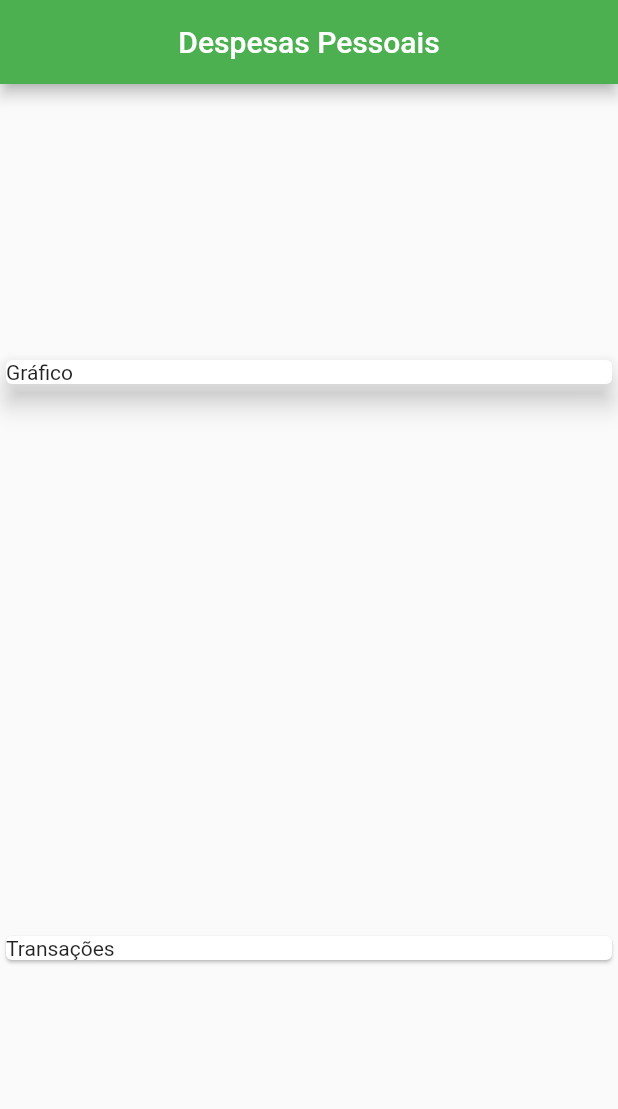
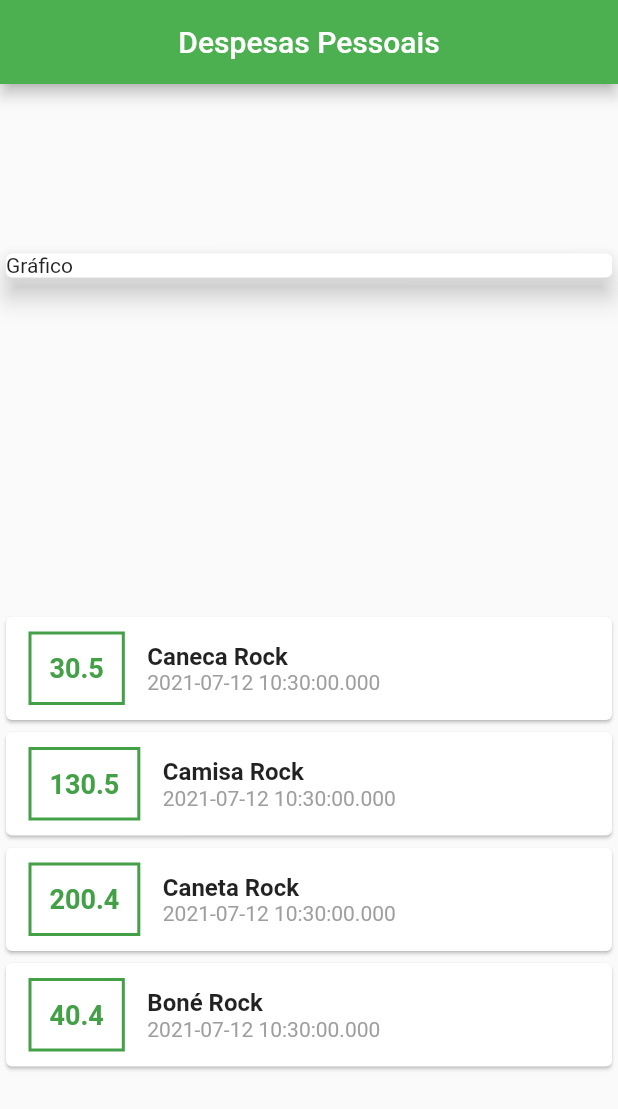
Before and after one commit to DevEnioOliveira/despesas_pessoais_app, a Flutter app: the screen it shows after launch, on a phone screen of 412 x 824 dp. Shown: the top 1109 px of the screen. Run offline on Flutter 3.47's test engine with Material 2 defaults, Android fonts, the phone set to English and light mode, and no system bars.

Commit message:
estilização dos cards de gastos

```diff
--- a/lib/main.dart
+++ b/lib/main.dart
@@ -17,7 +17,10 @@ class MyHomePage extends StatelessWidget {
     Transaction(
         id: '1', title: 'Caneca Rock', value: 30.50, date: DateTime.now()),
     Transaction(
-        id: '2', title: 'Camisa Rock', value: 130.50, date: DateTime.now())
+        id: '2', title: 'Camisa Rock', value: 130.50, date: DateTime.now()),
+    Transaction(
+        id: '3', title: 'Caneta Rock', value: 200.40, date: DateTime.now()),
+    Transaction(id: '4', title: 'Boné Rock', value: 40.40, date: DateTime.now())
   ];
 
   Widget build(BuildContext context) {
@@ -37,8 +40,46 @@ class MyHomePage extends StatelessWidget {
               child: Text('Gráfico'),
             ),
           ),
-          Card(
-            child: Text('Transações'),
+          Column(
+            children: <Widget>[
+              ..._transaction.map((transaction) {
+                return Card(
+                  child: Row(
+                    children: [
+                      Container(
+                        child: Text(
+                          transaction.value.toString(),
+                          style: TextStyle(
+                              color: Colors.green[600],
+                              fontWeight: FontWeight.bold,
+                              fontSize: 18),
+                        ),
+                        margin:
+                            EdgeInsets.symmetric(vertical: 10, horizontal: 15),
+                        decoration: BoxDecoration(
+                            border:
+                                Border.all(color: Colors.green[600], width: 2)),
+                        padding: EdgeInsets.all(12),
+                      ),
+                      Column(
+                        crossAxisAlignment: CrossAxisAlignment.start,
+                        children: [
+                          Text(
+                            transaction.title,
+                            style: TextStyle(
+                                fontWeight: FontWeight.bold, fontSize: 16),
+                          ),
+                          Text(
+                            transaction.date.toString(),
+                            style: TextStyle(color: Colors.grey),
+                          )
+                        ],
+                      )
+                    ],
+                  ),
+                );
+              })
+            ],
           )
         ],
       ),
```
